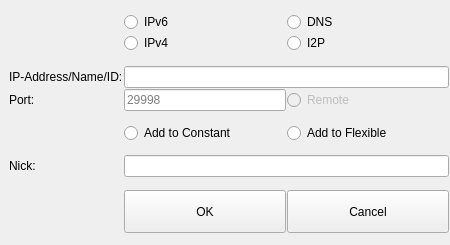
This is ui/address-input.ui in berndhs/arado as Qt 5 draws it before an edit. The edited form follows.
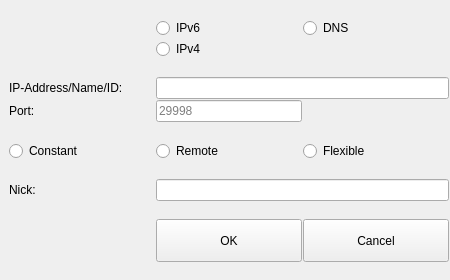
This is the edited form. Icons and pictures are not drawn.

What changed in the file:
```diff
--- a/ui/address-input.ui
+++ b/ui/address-input.ui
@@ -7,7 +7,7 @@
     <x>0</x>
     <y>0</y>
     <width>450</width>
-    <height>245</height>
+    <height>280</height>
    </rect>
   </property>
   <property name="windowTitle">
@@ -24,16 +24,6 @@
      </attribute>
     </widget>
    </item>
-   <item row="2" column="3">
-    <widget class="QRadioButton" name="i2pButton">
-     <property name="text">
-      <string>I2P</string>
-     </property>
-     <attribute name="buttonGroup">
-      <string>typeGroup</string>
-     </attribute>
-    </widget>
-   </item>
    <item row="4" column="1">
     <widget class="QLabel" name="label">
      <property name="text">
@@ -91,22 +81,6 @@
      </property>
     </widget>
    </item>
-   <item row="7" column="2">
-    <widget class="QRadioButton" name="constantButton">
-     <property name="sizePolicy">
-      <sizepolicy hsizetype="Expanding" vsizetype="Fixed">
-       <horstretch>0</horstretch>
-       <verstretch>0</verstretch>
-      </sizepolicy>
-     </property>
-     <property name="text">
-      <string>Add to Constant</string>
-     </property>
-     <attribute name="buttonGroup">
-      <string>levelGroup</string>
-     </attribute>
-    </widget>
-   </item>
    <item row="7" column="3">
     <widget class="QRadioButton" name="flexibleButton">
      <property name="sizePolicy">
@@ -116,26 +90,7 @@
       </sizepolicy>
      </property>
      <property name="text">
-      <string>Add to Flexible</string>
-     </property>
-     <attribute name="buttonGroup">
-      <string>levelGroup</string>
-     </attribute>
-    </widget>
-   </item>
-   <item row="5" column="3">
-    <widget class="QRadioButton" name="remoteButton">
-     <property name="enabled">
-      <bool>false</bool>
-     </property>
-     <property name="sizePolicy">
-      <sizepolicy hsizetype="Expanding" vsizetype="Fixed">
-       <horstretch>0</horstretch>
-       <verstretch>0</verstretch>
-      </sizepolicy>
-     </property>
-     <property name="text">
-      <string>Remote</string>
+      <string>Flexible</string>
      </property>
      <attribute name="buttonGroup">
       <string>levelGroup</string>
@@ -276,6 +231,41 @@
      </property>
     </spacer>
    </item>
+   <item row="7" column="1">
+    <widget class="QRadioButton" name="constantButton">
+     <property name="sizePolicy">
+      <sizepolicy hsizetype="Expanding" vsizetype="Fixed">
+       <horstretch>0</horstretch>
+       <verstretch>0</verstretch>
+      </sizepolicy>
+     </property>
+     <property name="text">
+      <string>Constant</string>
+     </property>
+     <attribute name="buttonGroup">
+      <string>levelGroup</string>
+     </attribute>
+    </widget>
+   </item>
+   <item row="7" column="2">
+    <widget class="QRadioButton" name="remoteButton">
+     <property name="enabled">
+      <bool>true</bool>
+     </property>
+     <property name="sizePolicy">
+      <sizepolicy hsizetype="Expanding" vsizetype="Fixed">
+       <horstretch>0</horstretch>
+       <verstretch>0</verstretch>
+      </sizepolicy>
+     </property>
+     <property name="text">
+      <string>Remote</string>
+     </property>
+     <attribute name="buttonGroup">
+      <string>levelGroup</string>
+     </attribute>
+    </widget>
+   </item>
   </layout>
  </widget>
  <layoutdefault spacing="1" margin="1"/>
```
